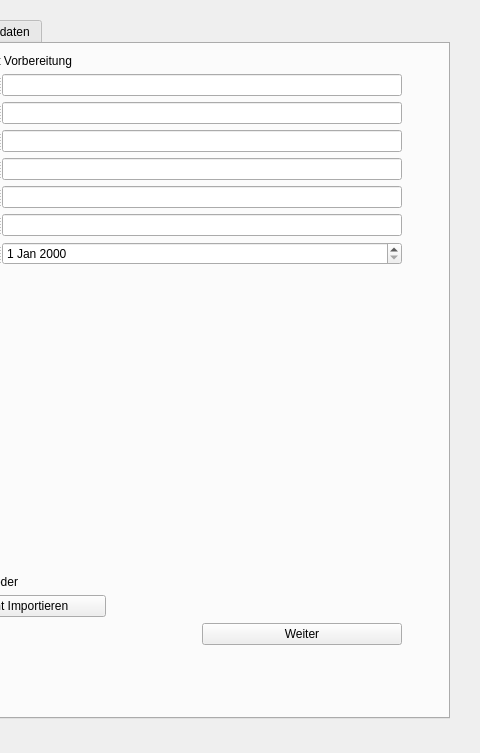
Old version of the form GUI/Navigation.ui in the repository Prof-Adrian-Mueller/Agile_Roboticsystems_Laborstrasse; both pictures show x 475 to 955 and y 0 to 753 of the 955 by 753 pixel window.
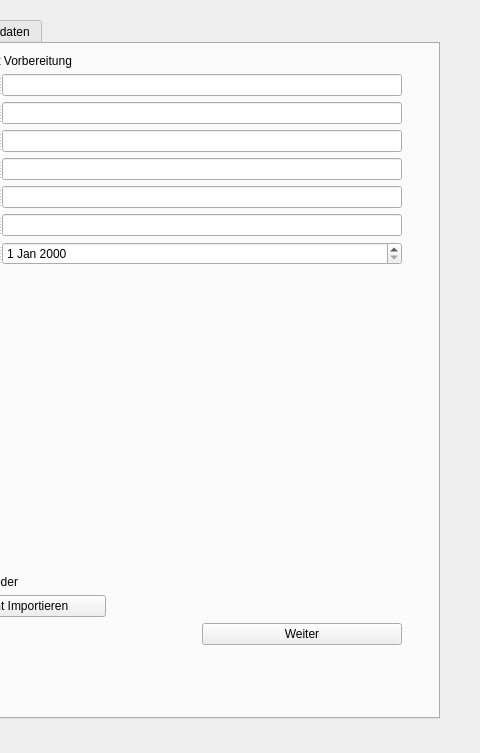
New version of the form. The open tabs and pages were chosen to show the change. Icons and pictures are not drawn.

```diff
--- a/GUI/Navigation.ui
+++ b/GUI/Navigation.ui
@@ -210,7 +210,7 @@
             <rect>
              <x>0</x>
              <y>0</y>
-             <width>851</width>
+             <width>841</width>
              <height>701</height>
             </rect>
            </property>
```
Left out of the diff: 2 changed lines with no effect on the pictures.
